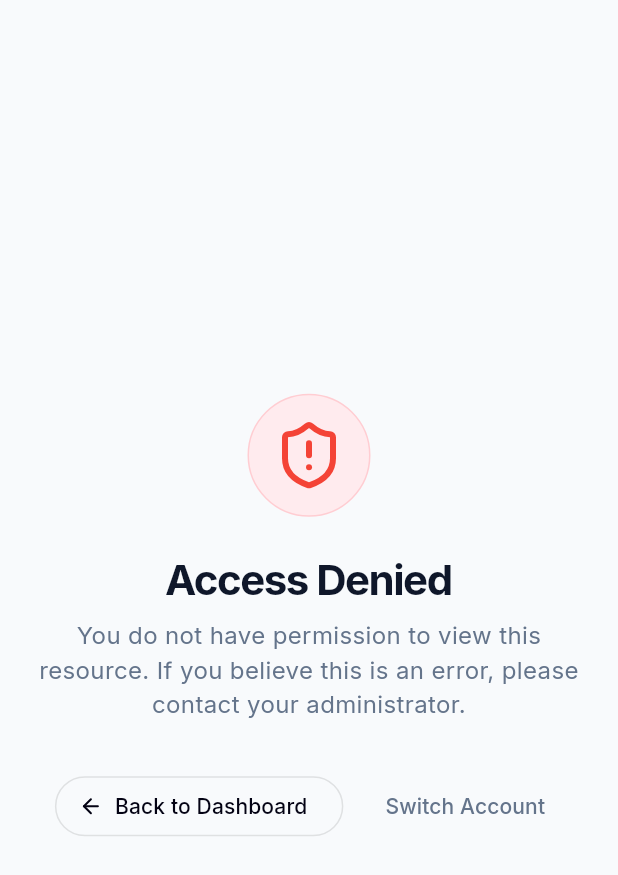
After one commit to emilioantonio-perezocampo/genis_website, a Flutter app: the AccessDeniedPage screen opened by its route, on a phone screen of 412 x 824 dp. The commit adds this screen. Shown: the top 875 px of the screen. Run offline on Flutter 3.47's test engine with Material 3 defaults, Android fonts, the phone set to English and light mode, and no system bars; our stand-ins replace go_router, google_fonts, lucide_icons.

Commit message:
Feat: Complete Admin Editors and Error Pages

```diff
--- /dev/null
+++ b/lib/src/features/public/presentation/access_denied_page.dart
@@ -0,0 +1,66 @@
+import 'package:flutter/material.dart';
+import 'package:genis_website/src/theme/app_theme.dart';
+import 'package:go_router/go_router.dart';
+import 'package:lucide_icons/lucide_icons.dart';
+
+class AccessDeniedPage extends StatelessWidget {
+  const AccessDeniedPage({super.key});
+
+  @override
+  Widget build(BuildContext context) {
+    return Scaffold(
+      backgroundColor: AppTheme.slate50,
+      body: Center(
+        child: Padding(
+          padding: const EdgeInsets.all(24.0),
+          child: Column(
+            mainAxisAlignment: MainAxisAlignment.center,
+            children: [
+              Container(
+                padding: const EdgeInsets.all(16),
+                decoration: BoxDecoration(
+                  color: Colors.red[50],
+                  shape: BoxShape.circle,
+                  border: Border.all(color: Colors.red[100]!),
+                ),
+                child: Icon(LucideIcons.shieldAlert, size: 48, color: Colors.red[500]),
+              ),
+              const SizedBox(height: 24),
+              Text(
+                "Access Denied",
+                style: Theme.of(context).textTheme.headlineMedium?.copyWith(
+                      fontWeight: FontWeight.bold,
+                      letterSpacing: -1.0,
+                      color: AppTheme.slate900,
+                    ),
+              ),
+              const SizedBox(height: 8),
+              const Text(
+                "You do not have permission to view this resource. If you believe this is an error, please contact your administrator.",
+                style: TextStyle(color: AppTheme.slate500, fontSize: 16),
+                textAlign: TextAlign.center,
+              ),
+              const SizedBox(height: 32),
+              Row(
+                mainAxisAlignment: MainAxisAlignment.center,
+                children: [
+                  OutlinedButton.icon(
+                    onPressed: () => context.go('/portal/dashboard'),
+                    icon: const Icon(LucideIcons.arrowLeft, size: 16),
+                    label: const Text("Back to Dashboard"),
+                  ),
+                  const SizedBox(width: 16),
+                  TextButton(
+                    onPressed: () => context.go('/login'),
+                    style: TextButton.styleFrom(foregroundColor: AppTheme.slate500),
+                    child: const Text("Switch Account"),
+                  ),
+                ],
+              ),
+            ],
+          ),
+        ),
+      ),
+    );
+  }
+}
--- a/lib/src/routing/router.dart
+++ b/lib/src/routing/router.dart
@@ -5,6 +5,8 @@ import 'package:genis_website/src/features/public/presentation/services_page.dar
 import 'package:genis_website/src/features/public/presentation/case_studies_page.dart';
 import 'package:genis_website/src/features/public/presentation/contact_page.dart';
 import 'package:genis_website/src/features/public/presentation/public_layout.dart';
+import 'package:genis_website/src/features/public/presentation/not_found_page.dart';
+import 'package:genis_website/src/features/public/presentation/access_denied_page.dart';
 import 'package:genis_website/src/features/auth/presentation/login_page.dart';
 import 'package:genis_website/src/features/portal/presentation/portal_layout.dart';
 import 'package:genis_website/src/features/portal/presentation/portal_dashboard.dart';
@@ -17,10 +19,13 @@ import 'package:genis_website/src/features/admin/presentation/clients_manager_pa
 import 'package:genis_website/src/features/admin/presentation/projects_manager_page.dart';
 import 'package:genis_website/src/features/admin/presentation/deliverables_manager_page.dart';
 import 'package:genis_website/src/features/admin/presentation/audit_log_page.dart';
+import 'package:genis_website/src/features/admin/presentation/updates_editor_page.dart';
+import 'package:genis_website/src/features/admin/presentation/docs_editor_page.dart';
 import 'package:genis_website/src/shared/components/placeholder_screen.dart';
 
 final router = GoRouter(
   initialLocation: '/',
+  errorBuilder: (context, state) => const NotFoundPage(),
   routes: [
     // Public Routes
     ShellRoute(
@@ -59,6 +64,14 @@ final router = GoRouter(
     GoRoute(
       path: '/login',
       builder: (context, state) => const LoginPage(),
+    ),
+    GoRoute(
+      path: '/403',
+      builder: (context, state) => const AccessDeniedPage(),
+    ),
+    GoRoute(
+      path: '/404',
+      builder: (context, state) => const NotFoundPage(),
     ),
 
     // Portal (Protected)
@@ -121,11 +134,11 @@ final router = GoRouter(
         ),
          GoRoute(
           path: '/admin/updates/new',
-          builder: (context, state) => const PlaceholderScreen(title: 'New Update'),
+          builder: (context, state) => const UpdatesEditorPage(),
         ),
          GoRoute(
           path: '/admin/docs/new',
-          builder: (context, state) => const PlaceholderScreen(title: 'New Doc'),
+          builder: (context, state) => const DocsEditorPage(),
         ),
       ],
     ),
```
Also changed, not shown: lib/src/features/admin/presentation/docs_editor_page.dart (added, +187 -0 lines), lib/src/features/admin/presentation/updates_editor_page.dart (added, +244 -0 lines), lib/src/features/public/presentation/not_found_page.dart (added, +54 -0 lines).
